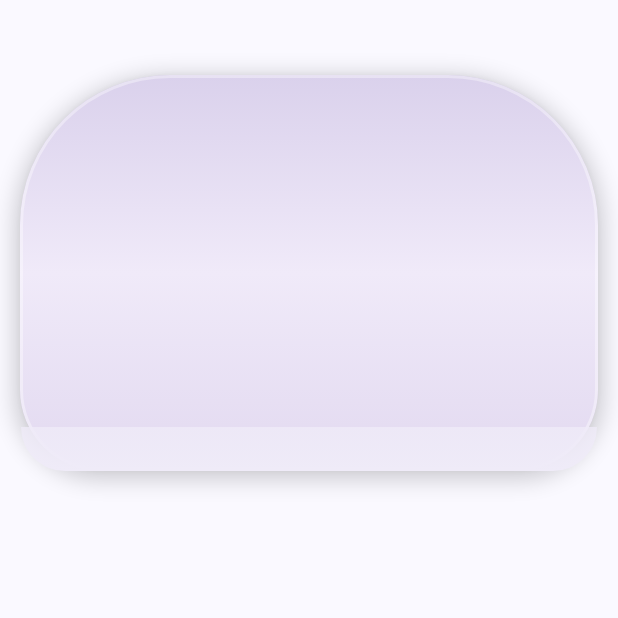
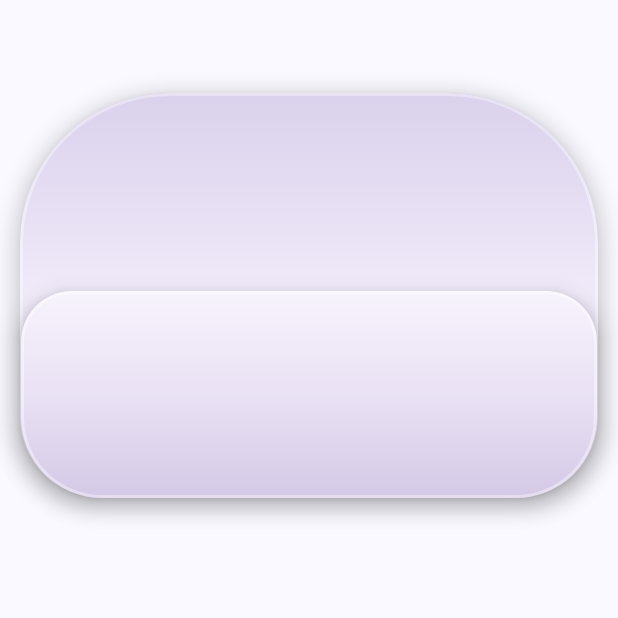
Before and after one commit to mishpip31-droid/KADO, an Android app built with Jetpack Compose: the composable FanDeck called with empty values, on a phone screen of 412 x 824 dp, the top half of it. Run offline under Robolectric (Android 15) with nearby library versions, the phone set to English and light mode, and no system bars.

Commit message:
feat: rotate loyalty cards in fan and keep title bands visible

```diff
--- a/app/src/main/java/com/kado/app/ui/widgets/FanDeck.kt
+++ b/app/src/main/java/com/kado/app/ui/widgets/FanDeck.kt
@@ -51,16 +51,16 @@ fun FanDeck(
     modifier: Modifier = Modifier,
 ) {
     val center = cards.indexOfFirst { it.id == selectedId }.coerceAtLeast(0)
-    val visible = if (cards.size <= 7) cards else {
-        val start = (center - 3).coerceIn(0, cards.size - 7)
-        cards.subList(start, start + 7)
+    // Five cards at once leave more room for every store's title.
+    val visible = if (cards.size <= 5) cards else {
+        val start = (center - 2).coerceIn(0, cards.size - 5)
+        cards.subList(start, start + 5)
     }
     val selected = visible.firstOrNull { it.id == selectedId }
-    val ordered = visible.filterNot { it.id == selectedId } + listOfNotNull(selected)
     var dragAmount by remember { mutableFloatStateOf(0f) }
 
     BoxWithConstraints(
-        modifier = modifier.fillMaxWidth().height(314.dp).pointerInput(cards.size, selectedId) {
+        modifier = modifier.fillMaxWidth().height(332.dp).pointerInput(cards.size, selectedId) {
             detectHorizontalDragGestures(
                 onDragStart = { dragAmount = 0f },
                 onHorizontalDrag = { change, delta -> dragAmount += delta; change.consume() },
@@ -74,8 +74,9 @@ fun FanDeck(
     ) {
         val dark = MaterialTheme.colorScheme.background != Color(0xFFFAF9FF)
         val holder = RoundedCornerShape(topStart = 100.dp, topEnd = 100.dp, bottomStart = 54.dp, bottomEnd = 54.dp)
+        val front = RoundedCornerShape(topStart = 34.dp, topEnd = 34.dp, bottomStart = 54.dp, bottomEnd = 54.dp)
         Box(
-            Modifier.fillMaxWidth().height(264.dp).align(Alignment.BottomCenter)
+            Modifier.fillMaxWidth().height(270.dp).align(Alignment.BottomCenter)
                 .padding(horizontal = 13.dp)
                 .shadow(elevation = 8.dp, shape = holder, clip = false)
                 .clip(holder)
@@ -86,10 +87,22 @@ fun FanDeck(
                 .border(2.dp, Color.White.copy(alpha = 0.36f), holder)
         )
         val width = if (maxWidth < 350.dp) 142.dp else 154.dp
-        val fanHeight = 218.dp
+        val fanHeight = 226.dp
+        val spread = if (visible.size <= 3) 25f else 18f
+        val angle = if (visible.size <= 3) 18f else 14f
         visible.forEachIndexed { index, card ->
             val chosen = card.id == selectedId
-            val rot = (index - (visible.size - 1) / 2f) * (if (visible.size <= 4) 15f else 11.4f)
+            val distance = index - (visible.size - 1) / 2f
+            val rotation by animateFloatAsState(
+                targetValue = if (chosen) 0f else distance * angle,
+                animationSpec = spring(dampingRatio = 0.78f, stiffness = 320f),
+                label = "Поворот карты в веере"
+            )
+            val centerShift by animateFloatAsState(
+                targetValue = if (chosen) -distance * spread else 0f,
+                animationSpec = spring(dampingRatio = 0.78f, stiffness = 320f),
+                label = "Центрирование выдвинутой карты"
+            )
             androidx.compose.runtime.key(card.id) {
                 val insertion = remember(card.id) { Animatable(0f) }
                 LaunchedEffect(incomingId, card.id) {
@@ -99,23 +112,24 @@ fun FanDeck(
                     }
                 }
                 val slide by animateFloatAsState(
-                    targetValue = if (chosen) -53f else 0f,
+                    targetValue = if (chosen) -62f else 13f,
                     animationSpec = spring(dampingRatio = 0.73f, stiffness = 400f),
                     label = "Выдвижение карты"
                 )
                 Box(
                     Modifier.align(Alignment.BottomCenter)
-                        .offset(x = ((index - (visible.size - 1) / 2f) * 2).dp, y = (-21).dp)
+                        .offset(x = (distance * spread).dp, y = (-12).dp)
                         .size(width = width, height = fanHeight)
                         .zIndex(if (chosen) 10f else index.toFloat())
                         .graphicsLayer {
-                            transformOrigin = TransformOrigin(0.5f, 0.92f)
-                            rotationZ = rot
+                            transformOrigin = TransformOrigin(0.5f, 1.04f)
+                            rotationZ = rotation
+                            translationX = centerShift.dp.toPx()
                             translationY = (slide + insertion.value).dp.toPx()
-                            scaleX = if (chosen) 1.05f else 1f
-                            scaleY = if (chosen) 1.05f else 1f
+                            scaleX = if (chosen) 1.04f else 1f
+                            scaleY = if (chosen) 1.04f else 1f
                         }
-                        .shadow(if (chosen) 18.dp else 5.dp, RoundedCornerShape(21.dp))
+                        .shadow(if (chosen) 18.dp else 7.dp, RoundedCornerShape(21.dp))
                         .clickable {
                             if (chosen) onOpen(card) else onSelect(card.id)
                         }
@@ -124,21 +138,27 @@ fun FanDeck(
                 }
             }
         }
-        // The front rim hides the card bottoms and makes them look embedded in the holder.
+        // Opaque front wall covers the lower card area; the upper title bands
+        // remain above it, like cards inserted into a real wallet.
         Box(
-            Modifier.align(Alignment.BottomCenter).fillMaxWidth().height(29.dp)
+            Modifier.align(Alignment.BottomCenter).fillMaxWidth().height(138.dp)
                 .padding(horizontal = 14.dp)
-                .clip(RoundedCornerShape(bottomStart = 54.dp, bottomEnd = 54.dp))
+                .shadow(10.dp, front, clip = false)
+                .clip(front)
                 .background(
-                    Brush.verticalGradient(listOf(
-                        MaterialTheme.colorScheme.surfaceVariant.copy(alpha = 0.80f),
-                        MaterialTheme.colorScheme.surfaceVariant
-                    ))
+                    Brush.verticalGradient(
+                        if (dark) listOf(
+                            Color(0xFF5B4E74), Color(0xFF433954), Color(0xFF2F293C)
+                        ) else listOf(
+                            Color(0xFFF7F3FC), Color(0xFFE9E1F4), Color(0xFFD4C9E6)
+                        )
+                    )
                 )
+                .border(1.5.dp, Color.White.copy(alpha = 0.38f), front)
         )
         if (selected != null) Text(
             "Нажмите ещё раз, чтобы открыть ↗",
-            modifier = Modifier.align(Alignment.BottomCenter).padding(bottom = 4.dp),
+            modifier = Modifier.align(Alignment.BottomCenter).padding(bottom = 12.dp),
             color = MaterialTheme.colorScheme.onSurface.copy(alpha = 0.62f),
             fontSize = 10.sp, fontWeight = FontWeight.Medium
         )
```
